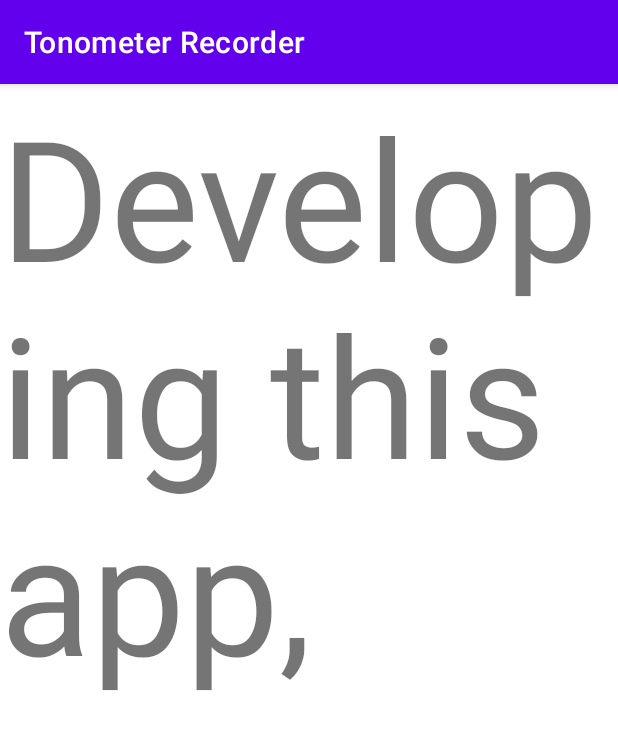
After one commit to user576g/TonometerRecorder, an Android app: the fragment TonometerFragment placed in its activity, on a phone screen of 412 x 824 dp. The commit adds this screen. Shown: the top 729 px of the screen. Run offline under Robolectric (Android 15) with nearby library versions, the phone set to English and light mode, and no system bars.

Commit message:
DrawerLayout was added.

```diff
--- /dev/null
+++ b/app/src/main/java/com/user576/tonometerrecorder/RecordsFragment.kt
@@ -0,0 +1,63 @@
+package com.user576.tonometerrecorder
+
+import android.app.ActivityOptions
+import android.content.Intent
+import android.os.Bundle
+import android.util.Pair
+import android.view.LayoutInflater
+import android.view.View
+import android.view.ViewGroup
+import androidx.fragment.app.Fragment
+import androidx.fragment.app.viewModels
+import com.user576.tonometerrecorder.databinding.RecordsFragmentBinding
+
+class RecordsFragment : Fragment() {
+
+    private var binding: RecordsFragmentBinding? = null
+
+    override fun onCreateView(
+        inflater: LayoutInflater,
+        container: ViewGroup?,
+        savedInstanceState: Bundle?
+    ): View {
+
+        val nonNullBinding = RecordsFragmentBinding.inflate(inflater, container, false)
+        binding = nonNullBinding
+
+        with (nonNullBinding.header){
+            date.text = resources.getString(R.string.th_date)
+            sys.text = resources.getString(R.string.th_sys)
+            dia.text = resources.getString(R.string.th_dia)
+            pulse.text = resources.getString(R.string.th_pulse)
+        }
+        nonNullBinding.addRecordBtn.setOnClickListener{
+            onAddRecordBtnClick()
+        }
+
+        return nonNullBinding.root
+    }
+
+    override fun onDestroyView() {
+        super.onDestroyView()
+        binding = null
+    }
+
+    override fun onViewCreated(view: View, savedInstanceState: Bundle?) {
+        super.onViewCreated(view, savedInstanceState)
+
+        val model : MainViewModel by viewModels()
+        model.records.observe(this) { records ->
+            binding?.recyclerView?.adapter = RecordAdapter(records)
+        }
+    }
+
+
+    private fun onAddRecordBtnClick() {
+
+        val intent = Intent(activity, AddRecordActivity::class.java)
+        val activityOptions =  ActivityOptions.makeSceneTransitionAnimation(
+            activity, Pair(binding?.addRecordBtn, getString(R.string.common_view))
+        )
+        startActivity(intent, activityOptions.toBundle())
+    }
+}
--- /dev/null
+++ b/app/src/main/java/com/user576/tonometerrecorder/TonometerFragment.kt
@@ -0,0 +1,5 @@
+package com.user576.tonometerrecorder
+
+import androidx.fragment.app.Fragment
+
+class TonometerFragment : Fragment(R.layout.tonometer_fragment)
--- /dev/null
+++ b/app/src/main/res/layout/drawer_layout.xml
@@ -0,0 +1,25 @@
+<?xml version="1.0" encoding="utf-8"?>
+<!-- Use DrawerLayout as root container for activity -->
+<androidx.drawerlayout.widget.DrawerLayout xmlns:android="http://schemas.android.com/apk/res/android"
+    xmlns:app="http://schemas.android.com/apk/res-auto"
+    android:id="@+id/drawer_layout"
+    android:layout_width="match_parent"
+    android:layout_height="match_parent"
+    android:fitsSystemWindows="true">
+
+    <!-- Layout to contain contents of main body of screen (drawer will slide over this) -->
+    <androidx.fragment.app.FragmentContainerView
+        android:id="@+id/nav_host_fragment"
+        android:name="com.user576.tonometerrecorder.RecordsFragment"
+        android:layout_width="match_parent"
+        android:layout_height="match_parent" />
+
+    <!-- Container for contents of drawer - use NavigationView to make configuration easier -->
+    <com.google.android.material.navigation.NavigationView
+        android:id="@+id/nav_view"
+        android:layout_width="wrap_content"
+        android:layout_height="match_parent"
+        android:layout_gravity="start"
+        app:menu="@menu/drawer"
+        android:fitsSystemWindows="true" />
+</androidx.drawerlayout.widget.DrawerLayout>
--- a/app/src/main/res/layout/main_layout.xml
+++ b/app/src/main/res/layout/records_fragment.xml
@@ -1,12 +1,10 @@
 <?xml version="1.0" encoding="utf-8"?>
 <androidx.constraintlayout.widget.ConstraintLayout
     xmlns:android="http://schemas.android.com/apk/res/android"
-    xmlns:tools="http://schemas.android.com/tools"
     xmlns:app="http://schemas.android.com/apk/res-auto"
     android:layout_width="match_parent"
     android:layout_height="match_parent"
-    android:orientation="vertical"
-    tools:context=".MainActivity">
+    android:orientation="vertical">
 
     <include
         android:id="@+id/header"
@@ -32,7 +30,6 @@
         android:contentDescription="@string/add_btn_text"
         android:backgroundTint="@color/design_default_color_secondary"
         app:srcCompat="@android:drawable/ic_input_add"
-        android:onClick="onBtnClick"
         android:transitionName="@string/common_view"
         app:layout_constraintBottom_toBottomOf="parent"
         app:layout_constraintEnd_toEndOf="parent" />
--- /dev/null
+++ b/app/src/main/res/layout/tonometer_fragment.xml
@@ -0,0 +1,16 @@
+<?xml version="1.0" encoding="utf-8"?>
+<androidx.constraintlayout.widget.ConstraintLayout xmlns:android="http://schemas.android.com/apk/res/android"
+    xmlns:app="http://schemas.android.com/apk/res-auto"
+    android:layout_width="match_parent"
+    android:layout_height="match_parent">
+
+    <TextView
+        android:layout_width="0dp"
+        android:layout_height="0dp"
+        android:text="@string/description"
+        app:autoSizeTextType="uniform"
+        app:layout_constraintBottom_toBottomOf="parent"
+        app:layout_constraintEnd_toEndOf="parent"
+        app:layout_constraintStart_toStartOf="parent"
+        app:layout_constraintTop_toTopOf="parent" />
+</androidx.constraintlayout.widget.ConstraintLayout>
--- /dev/null
+++ b/app/src/main/res/menu/drawer.xml
@@ -0,0 +1,10 @@
+<?xml version="1.0" encoding="utf-8"?>
+<menu xmlns:android="http://schemas.android.com/apk/res/android">
+
+    <item
+        android:id="@+id/records_item"
+        android:title="@string/records"/>
+    <item
+        android:id="@+id/tonometer_item"
+        android:title="@string/tonometer"/>
+</menu>
--- a/app/src/main/res/values/strings.xml
+++ b/app/src/main/res/values/strings.xml
@@ -21,4 +21,7 @@
 
     <string name="message">Нет ни одной записи.\n Добавьте новую запись!</string>
     <string name="common_view">The_common_view</string>
+    <string name="records">Records</string>
+    <string name="tonometer">Tonometer</string>
+    <string name="description">Developing this app,</string>
 </resources>
```
Also changed, not shown: app/src/main/java/com/user576/tonometerrecorder/MainActivity.kt (+21 -30 lines), 1 other file.
